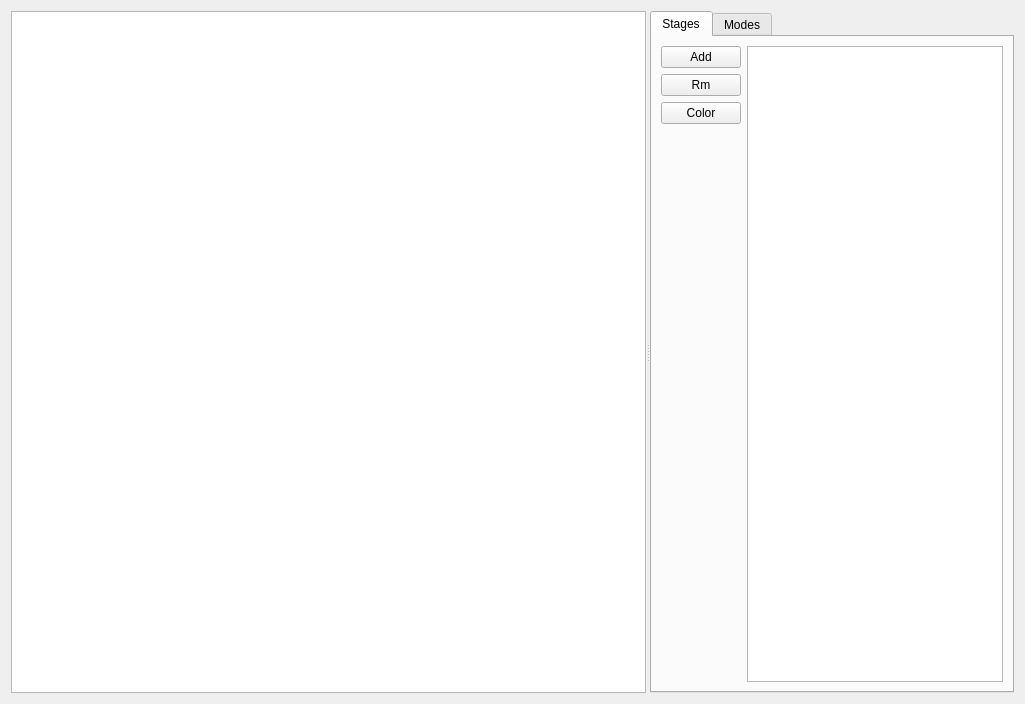
The window that src/EditorWidget.ui (leducp/Piper) describes before a commit, drawn with Qt 5.
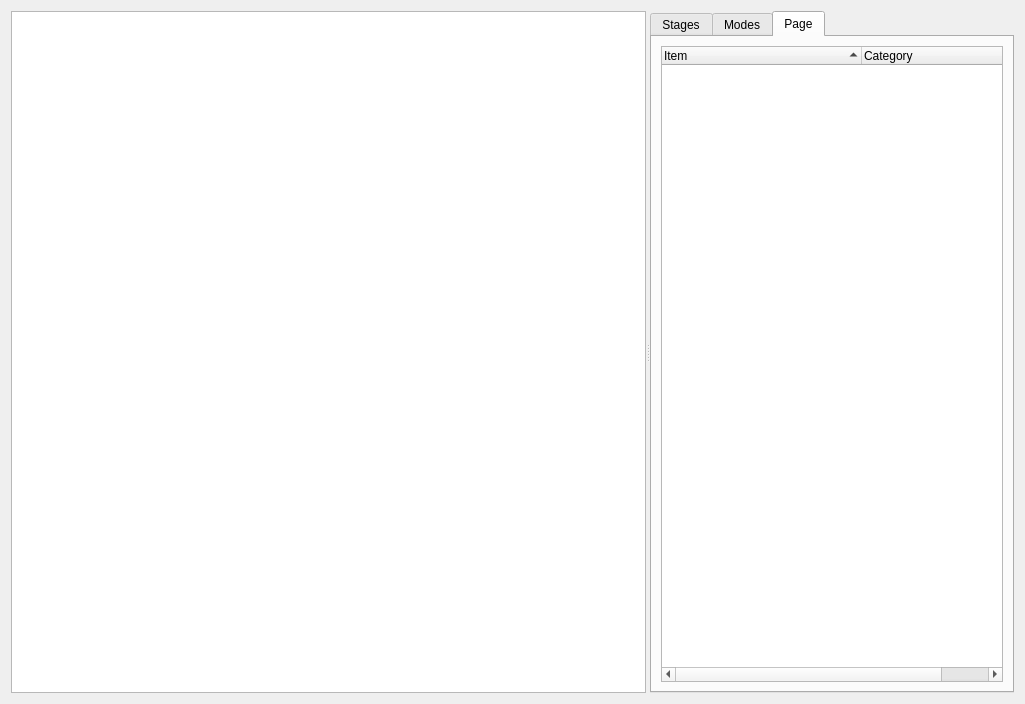
The same window after the commit. Custom widgets are drawn as their Qt base class.

Commit message:
Update node creator to handle help text and item categories to sort it properly in the interface
Add a view to display availables items, group by source, and their respectie category for sorting.

Connect new available items view to scene to allow creation.

Diff of the .ui file:
```diff
--- a/src/EditorWidget.ui
+++ b/src/EditorWidget.ui
@@ -44,7 +44,7 @@
      </widget>
      <widget class="QTabWidget" name="tabWidget_2">
       <property name="currentIndex">
-       <number>0</number>
+       <number>2</number>
       </property>
       <widget class="QWidget" name="tab_7">
        <attribute name="title">
@@ -111,6 +111,45 @@
         </item>
        </layout>
       </widget>
+      <widget class="QWidget" name="tab_11">
+       <attribute name="title">
+        <string>Page</string>
+       </attribute>
+       <layout class="QGridLayout" name="gridLayout_5">
+        <item row="0" column="0">
+         <widget class="QTreeWidget" name="items">
+          <property name="sortingEnabled">
+           <bool>true</bool>
+          </property>
+          <property name="columnCount">
+           <number>2</number>
+          </property>
+          <attribute name="headerCascadingSectionResizes">
+           <bool>true</bool>
+          </attribute>
+          <attribute name="headerMinimumSectionSize">
+           <number>200</number>
+          </attribute>
+          <attribute name="headerHighlightSections">
+           <bool>true</bool>
+          </attribute>
+          <attribute name="headerShowSortIndicator" stdset="0">
+           <bool>true</bool>
+          </attribute>
+          <column>
+           <property name="text">
+            <string notr="true">Item</string>
+           </property>
+          </column>
+          <column>
+           <property name="text">
+            <string>Category</string>
+           </property>
+          </column>
+         </widget>
+        </item>
+       </layout>
+      </widget>
      </widget>
     </widget>
    </item>
```
The commit also changes 6 other files.
